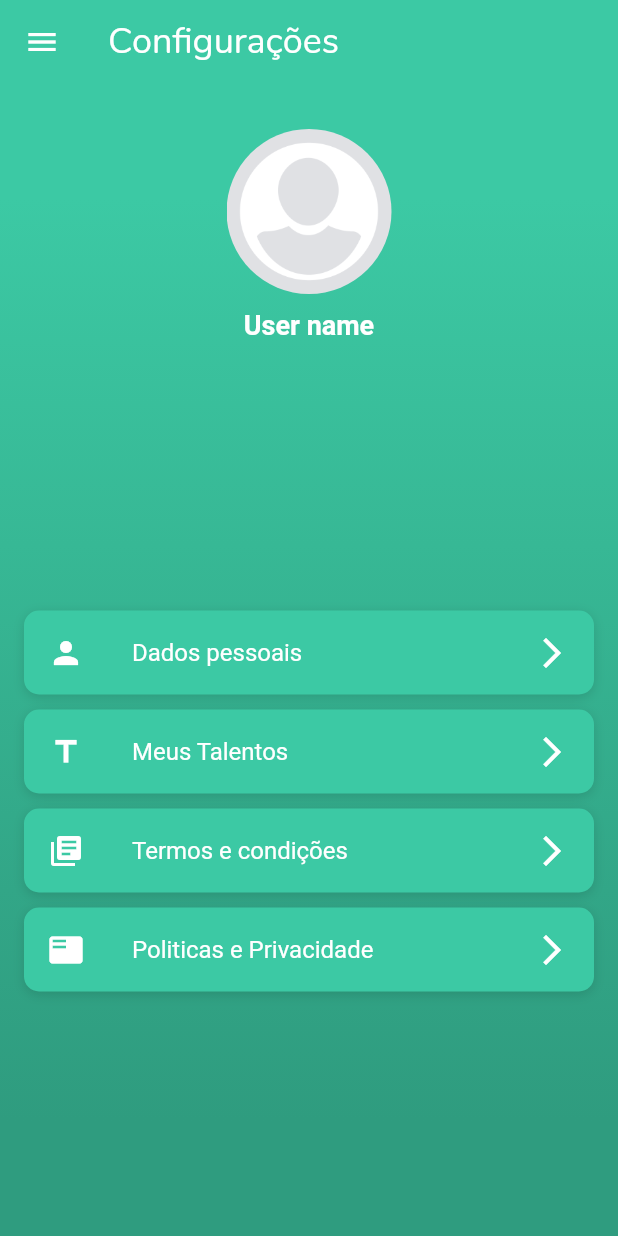
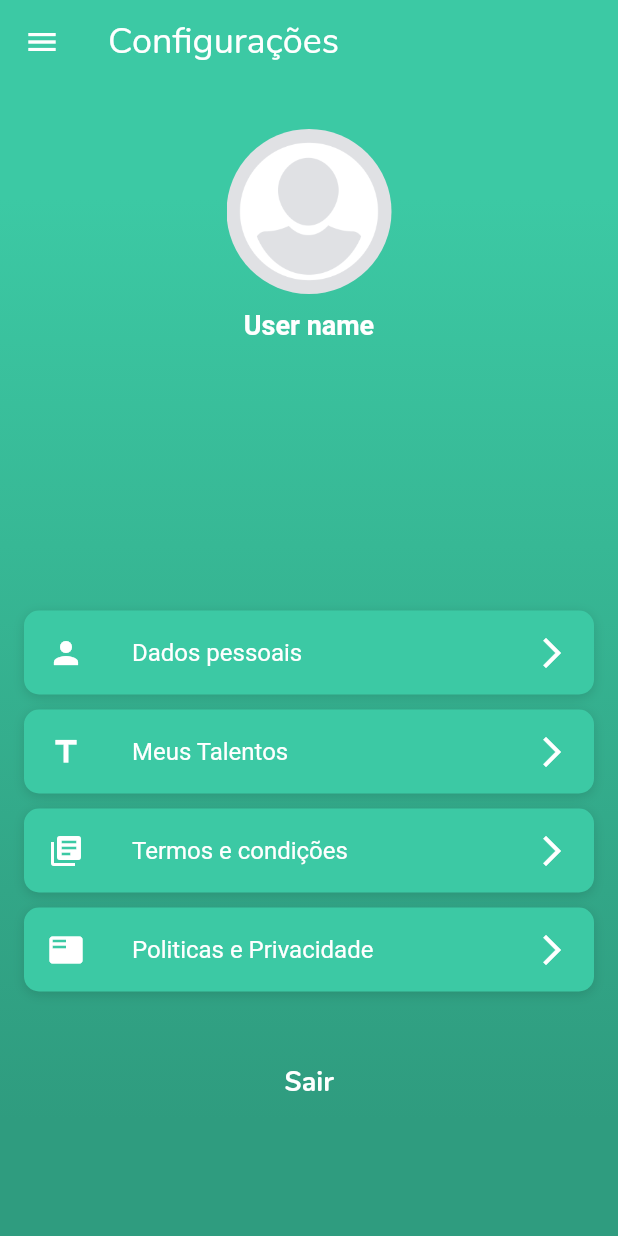
Before and after one commit to Deivid1071/trocatealentoapp, a Flutter app: the HomeScreen screen opened directly, swiped to page 3, on a phone screen of 412 x 824 dp. Run offline on Flutter 3.47's test engine with Material 2 defaults, Android fonts, the phone set to English and light mode, and no system bars; our stand-ins replace dio, file_picker, flutter_mobx, image_cropper, mobx; accounts and stored records are empty; generated files the repository leaves out were written again; network calls fail.

```diff
--- a/lib/model/user.dart
+++ b/lib/model/user.dart
@@ -15,7 +15,7 @@ class User {
     name = json['user']['username'];
     email = json['user']['email'];
     tcoin = json['user']['tcoin'];
-    image = json['user']['image'];
+    image = json['user']['avatar'];
   }
 
 
--- a/lib/screens/configscreens/config_screen.dart
+++ b/lib/screens/configscreens/config_screen.dart
@@ -1,6 +1,8 @@
 import 'package:flutter/cupertino.dart';
 import 'package:flutter/material.dart';
 import 'package:flutter/services.dart';
+import 'package:trocatalentos_app/model/user.dart';
+import 'package:trocatalentos_app/screens/home/login_screen.dart';
 import 'package:trocatalentos_app/widgets/tiles/configtile.dart';
 
 import 'config_perfil_screen.dart';
@@ -102,6 +104,34 @@ class _UserConfigScreenState extends State<UserConfigScreen> {
                       icon: Icons.featured_play_list,
                       text: 'Politicas e Privacidade',
                     ),
+                    SizedBox(
+                      height: 32,
+                    ),
+                    GestureDetector(
+                      onTap: (){
+                        User.userId = null;
+                        User.image = null;
+                        User.name = null;
+                        User.email = null;
+                        User.tcoin = null;
+                        User.token = null;
+                        Navigator.pushAndRemoveUntil(context, MaterialPageRoute(builder: (context)=> LoginScreen()), (route) => false);
+                      },
+                      child: Container(
+                        child: Padding(
+                          padding: const EdgeInsets.all(16.0),
+                          child: Text(
+                            'Sair',
+                            style: TextStyle(
+                              fontFamily: 'Nunito',
+                              fontSize: 18,
+                              fontWeight: FontWeight.bold,
+                              color: Colors.white
+                            ),
+                          ),
+                        ),
+                      ),
+                    )
                   ],
                 ),
               ),
--- a/lib/services/auth_api_service.dart
+++ b/lib/services/auth_api_service.dart
@@ -58,6 +58,7 @@ class AuthorizationApiService {
             'username': name,
             'email': email,
             'password': password,
+            'age' : 0,
 
           }))
           .timeout(const Duration(seconds: 10));
```
Also changed, not shown: lib/screens/configscreens/config_perfil_screen.dart (+13 -7 lines), lib/services/user_api_service.dart (+5 -5 lines), lib/widgets/custom_drawer.dart (+6 -3 lines).
